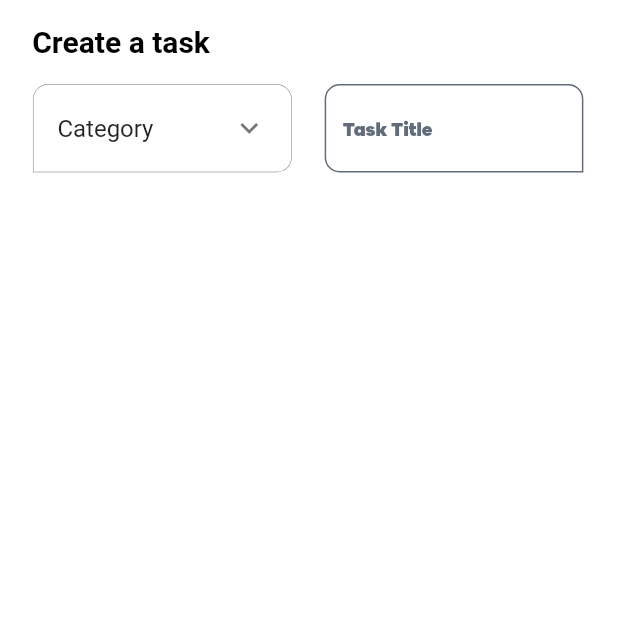
After one commit to xasanov1716/to_do_project, a Flutter app: the TaskAddScreen screen opened directly, on a phone screen of 412 x 824 dp, the top half of it. The commit adds this screen. Run offline on Flutter 3.47's test engine with Material 2 defaults, Android fonts, the phone set to English and light mode, and no system bars; our stand-ins replace flutter_screenutil, flutter_svg.

Commit message:
task add screen qo'shildi

```diff
--- a/lib/ui/calendar/calendar_screen.dart
+++ b/lib/ui/calendar/calendar_screen.dart
@@ -2,8 +2,6 @@ import 'package:flutter/material.dart';
 import 'package:flutter/services.dart';
 import 'package:flutter_screenutil/flutter_screenutil.dart';
 import 'package:flutter_svg/svg.dart';
-import 'package:table_calendar/table_calendar.dart';
-
 import '../../utils/app_colors.dart';
 import '../../utils/app_images.dart';
 
@@ -18,7 +16,7 @@ class _CalendarScreenState extends State<CalendarScreen> {
   late TextEditingController textEditingController;
   DateTime today=DateTime.now();
   int active = 0;
-  String selectedDate = "No Seleceted Date";
+  String selectedDate = "No Selected Date";
 
   @override
   void initState() {
@@ -101,18 +99,20 @@ class _CalendarScreenState extends State<CalendarScreen> {
           backgroundColor: AppColors.white,
           elevation: 0,
         ),
-        body: Container(
-          padding: EdgeInsets.only(left: 24, right: 24),
-          child: Column(
-            children: [
-              Container(
-                child: TableCalendar(
-                    focusedDay: today,
-                    firstDay: DateTime.utc(2003,11,15),
-                    lastDay: DateTime.utc(2030,11,15),),
-              ),
-            ],
-          ),
-        ));
+        // body: Container(
+        //   padding: EdgeInsets.only(left: 24, right: 24),
+        //   child: Column(
+        //     children: [
+        //       Container(
+        //         child: TableCalendar(
+        //             focusedDay: today,
+        //             firstDay: DateTime.utc(2003,11,15),
+        //             lastDay: DateTime.utc(2030,11,15),
+        //         ),
+        //       ),
+        //     ],
+        //   ),
+        // )
+    );
   }
 }
--- /dev/null
+++ b/lib/ui/task/task_add/task_add_screen.dart
@@ -0,0 +1,52 @@
+import 'package:flutter/material.dart';
+import 'package:flutter/services.dart';
+import 'package:flutter_screenutil/flutter_screenutil.dart';
+import 'package:to_do_project/ui/task/task_add/widget/expension_tile.dart';
+import 'package:to_do_project/ui/task/task_add/widget/text_field.dart';
+
+import '../../../utils/app_colors.dart';
+class TaskAddScreen extends StatelessWidget {
+  const TaskAddScreen({super.key});
+
+  @override
+  Widget build(BuildContext context) {
+    return Scaffold(
+      resizeToAvoidBottomInset: false,
+      backgroundColor: AppColors.white,
+      appBar: AppBar(
+        backgroundColor: AppColors.white,
+        elevation: 0,
+        systemOverlayStyle: const SystemUiOverlayStyle(statusBarColor: AppColors.white),
+        title: Row(
+          children: [
+            SizedBox(width: 5.w,),
+            const Text('Create a task',style: TextStyle(
+                color: AppColors.black,
+                fontWeight: FontWeight.w700
+              ),
+            ),
+          ],
+        ),
+      ),
+      body: SingleChildScrollView(
+        child: Padding(
+          padding: EdgeInsets.symmetric(horizontal: 20.w),
+          child: Column(
+            children: [
+              SizedBox(
+                width: MediaQuery.of(context).size.width,
+                child: Row(
+                  children: [
+                    SizedBox(width: 157.w,child: MyExpansionTile(title: 'Category'),),
+                    SizedBox(width: 20.w,),
+                    SizedBox(width: 157.w,child: MyTextField(hintText: 'Task Title'),),
+                  ],
+                ),
+              ),
+            ],
+          ),
+        ),
+      )
+    );
+  }
+}
--- /dev/null
+++ b/lib/ui/task/task_add/widget/expension_tile.dart
@@ -0,0 +1,35 @@
+import 'package:flutter/material.dart';
+import 'package:to_do_project/utils/app_colors.dart';
+
+// ignore: must_be_immutable
+class MyExpansionTile extends StatelessWidget {
+  MyExpansionTile({super.key,required this.title});
+  String title;
+  @override
+  Widget build(BuildContext context) {
+    return Container(
+      decoration: BoxDecoration(
+        border: Border.all(width: 0.3,color: AppColors.C_202D41.withOpacity(0.7),),
+          borderRadius: const BorderRadius.only(topLeft: Radius.circular(10),topRight: Radius.circular(10),bottomRight: Radius.circular(10),)
+      ),
+      child: ExpansionTile(
+        shape: RoundedRectangleBorder(
+          side: BorderSide(
+            width: 0.3,
+            color: AppColors.C_202D41.withOpacity(0.7),
+        ),
+          borderRadius: const BorderRadius.only(topLeft: Radius.circular(10),topRight: Radius.circular(10),bottomRight: Radius.circular(10),)
+        ),
+        title: Text(title),
+        backgroundColor: AppColors.white,
+        initiallyExpanded: false,
+        children: <Widget>[
+          Text('data'),
+          Text('data'),
+          Text('data'),
+          Text('data'),
+        ],
+      ),
+    );
+  }
+}
--- /dev/null
+++ b/lib/ui/task/task_add/widget/text_field.dart
@@ -0,0 +1,52 @@
+import 'package:flutter/material.dart';
+import 'package:flutter_screenutil/flutter_screenutil.dart';
+import 'package:to_do_project/utils/app_colors.dart';
+
+// ignore: must_be_immutable
+class MyTextField extends StatelessWidget {
+  MyTextField({
+    super.key,
+    required this.hintText,
+  });
+  String hintText;
+  @override
+  Widget build(BuildContext context) {
+    return TextField(
+      decoration: InputDecoration(
+        hintText: hintText,
+        hintStyle: TextStyle(
+          color: AppColors.C_202D41.withOpacity(0.7),
+          fontFamily: 'GalanoGrotesque-Medium',
+          fontSize: 12.sp,
+        ),
+        enabledBorder: OutlineInputBorder(
+          borderRadius: const BorderRadius.only(topLeft: Radius.circular(10),topRight: Radius.circular(10),bottomLeft: Radius.circular(10),),
+          borderSide: BorderSide(
+            color: AppColors.C_202D41.withOpacity(0.7),
+          ),
+        ),
+        // disabledBorder: OutlineInputBorder(
+        //   borderRadius: const BorderRadius.only(topLeft: Radius.circular(10),topRight: Radius.circular(10),bottomLeft: Radius.circular(10),),
+        //   borderSide: BorderSide(
+        //     width: 0.3,
+        //     color: AppColors.C_202D41.withOpacity(0.7),
+        //   ),
+        // ),
+        // focusedBorder: OutlineInputBorder(
+        //   borderRadius: const BorderRadius.only(topLeft: Radius.circular(10),topRight: Radius.circular(10),bottomLeft: Radius.circular(10),),
+        //   borderSide: BorderSide(
+        //     width: 0.3,
+        //     color: AppColors.C_202D41.withOpacity(0.7),
+        //   ),
+        // ),
+        border: OutlineInputBorder(
+          borderRadius: const BorderRadius.only(topLeft: Radius.circular(10),topRight: Radius.circular(10),bottomLeft: Radius.circular(10),),
+          borderSide: BorderSide(
+            width: 0.3,
+            color: AppColors.C_202D41.withOpacity(0.7),
+          ),
+        ),
+      ),
+    );
+  }
+}
--- a/lib/ui/task/task_screen.dart
+++ b/lib/ui/task/task_screen.dart
@@ -2,6 +2,7 @@ import 'package:flutter/material.dart';
 import 'package:flutter/services.dart';
 import 'package:flutter_screenutil/flutter_screenutil.dart';
 import 'package:flutter_svg/flutter_svg.dart';
+import 'package:to_do_project/ui/task/task_add/task_add_screen.dart';
 import 'package:to_do_project/ui/task/widget/behind_schedule_list_view.dart';
 import 'package:to_do_project/ui/task/widget/containers.dart';
 import 'package:to_do_project/ui/task/widget/upcoming_list_view.dart';
@@ -30,6 +31,7 @@ class _TaskScreenState extends State<TaskScreen> {
   @override
   Widget build(BuildContext context) {
     return Scaffold(
+      resizeToAvoidBottomInset: false,
       backgroundColor: AppColors.white,
       appBar: AppBar(
         systemOverlayStyle: const SystemUiOverlayStyle(statusBarColor: AppColors.white),
@@ -42,7 +44,8 @@ class _TaskScreenState extends State<TaskScreen> {
               const Text('ToDo',style: TextStyle(
                 color: AppColors.C_2563EB,
                 fontWeight: FontWeight.w700
-              ),),
+                ),
+              ),
             ],
           ),
         ),
@@ -157,20 +160,25 @@ class _TaskScreenState extends State<TaskScreen> {
                 ),
               ],
             ),
-            Column(
-              mainAxisAlignment: MainAxisAlignment.center,
-              children: [
-                SizedBox(height: 247.h,),
-                active==1 ? const Upcoming():const BehindSchedule(),
-              ],
+            SingleChildScrollView(
+              physics: const BouncingScrollPhysics(),
+              child: Column(
+                mainAxisAlignment: MainAxisAlignment.center,
+                children: [
+                  SizedBox(height: 247.h,),
+                  active==1 ? const Upcoming():const BehindSchedule(),
+                ],
+              ),
             ),
           ],
         ),
       ),
       floatingActionButton: FloatingActionButton(
-        onPressed: (){},
-        backgroundColor: AppColors.C_2563EB,
-        child: const Text('+',style: TextStyle(fontSize: 35,fontFamily: 'GalanoGrotesque-Medium'),),
+        onPressed: (){
+          Navigator.pushReplacement(context, MaterialPageRoute(builder: (context) => const TaskAddScreen()));
+        },
+        backgroundColor: AppColors.white,
+        child: Image.asset(AppImages.add),
       ),
     );
   }
```
